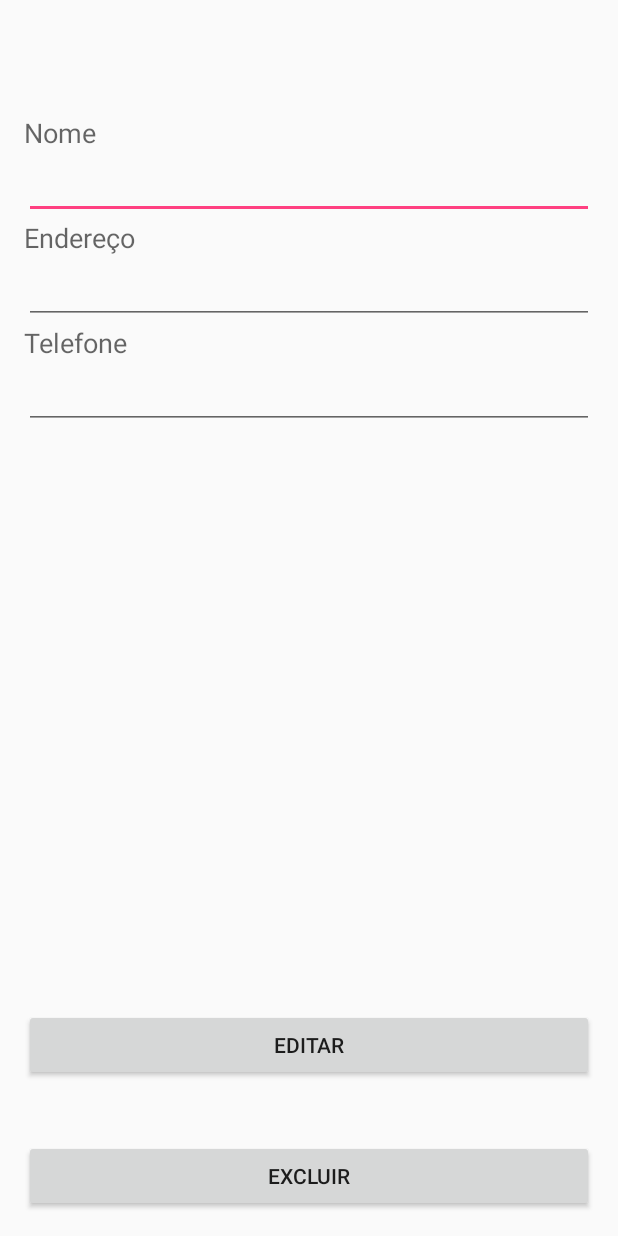
After one commit to gabriellacrystina/Mobile, an Android app: the layout edicao_exclusao_escolas.xml on its own in the app's theme, with its tools: preview values and no code run, on a phone screen of 412 x 824 dp. The commit adds this screen. Run offline under Robolectric (Android 15) with nearby library versions, the phone set to English and light mode, and no system bars.

Commit message:
Mudança no código da listagem de escolas.

```diff
--- a/app/src/main/java/com/example/jeanbruno/prjip/CadastroEscola.java
+++ b/app/src/main/java/com/example/jeanbruno/prjip/CadastroEscola.java
@@ -36,6 +36,10 @@ public class CadastroEscola extends AppCompatActivity {
 
         resultado = daoEscola.inserir(nomeEscolaString, enderecoEscolaString, telefoneEscolaString);
 
+        nomeEscola.setText("");
+        enderecoEscola.setText("");
+        telefoneEscola.setText("");
+
         Toast.makeText(getApplicationContext(), resultado, Toast.LENGTH_SHORT).show();
     }
 }
--- a/app/src/main/res/layout/activity_lista_escolas.xml
+++ b/app/src/main/res/layout/activity_lista_escolas.xml
@@ -32,10 +32,9 @@
         android:longClickable="false"
         android:clickable="true" />
 
-    <ListView android:id="@android:id/list"
+    <ListView android:id="@+id/listView"
         android:layout_width="fill_parent"
         android:layout_height="fill_parent"
-        android:background="#362525"
         android:layout_below="@+id/btnAdicionarEscola" />
 
 </RelativeLayout>
--- /dev/null
+++ b/app/src/main/res/layout/edicao_exclusao_escolas.xml
@@ -0,0 +1,99 @@
+<?xml version="1.0" encoding="utf-8"?>
+<RelativeLayout xmlns:android="http://schemas.android.com/apk/res/android"
+    xmlns:tools="http://schemas.android.com/tools"
+    android:layout_width="match_parent"
+    android:layout_height="match_parent"
+    android:paddingBottom="@dimen/activity_vertical_margin"
+    android:paddingLeft="@dimen/activity_horizontal_margin"
+    android:paddingRight="@dimen/activity_horizontal_margin"
+    android:paddingTop="@dimen/activity_vertical_margin"
+    tools:context="com.example.jeanbruno.prjip.CadastroEscola">
+
+    <TextView
+        android:layout_width="wrap_content"
+        android:layout_height="wrap_content"
+        android:textAppearance="?android:attr/textAppearanceMedium"
+        android:text="Nome"
+        android:layout_alignParentTop="true"
+        android:layout_alignParentLeft="true"
+        android:layout_alignParentStart="true"
+        android:layout_marginTop="60dp"
+        android:id="@+id/textView" />
+
+    <EditText
+        android:layout_width="wrap_content"
+        android:layout_height="wrap_content"
+        android:id="@+id/editText"
+        android:layout_below="@+id/textView"
+        android:layout_alignParentLeft="true"
+        android:layout_alignParentStart="true"
+        android:layout_alignParentRight="true"
+        android:layout_alignParentEnd="true" />
+
+    <TextView
+        android:layout_width="wrap_content"
+        android:layout_height="wrap_content"
+        android:textAppearance="?android:attr/textAppearanceMedium"
+        android:text="Endereço"
+        android:id="@+id/textView2"
+        android:layout_below="@+id/editText"
+        android:layout_alignParentLeft="true"
+        android:layout_alignParentStart="true" />
+
+    <EditText
+        android:layout_width="wrap_content"
+        android:layout_height="wrap_content"
+        android:id="@+id/editText2"
+        android:layout_below="@+id/textView2"
+        android:layout_alignParentLeft="true"
+        android:layout_alignParentStart="true"
+        android:layout_alignParentRight="true"
+        android:layout_alignParentEnd="true" />
+
+    <TextView
+        android:layout_width="wrap_content"
+        android:layout_height="wrap_content"
+        android:textAppearance="?android:attr/textAppearanceMedium"
+        android:text="Telefone"
+        android:id="@+id/textView4"
+        android:layout_below="@+id/editText2"
+        android:layout_alignParentLeft="true"
+        android:layout_alignParentStart="true" />
+
+    <EditText
+        android:layout_width="wrap_content"
+        android:layout_height="wrap_content"
+        android:inputType="phone"
+        android:ems="10"
+        android:id="@+id/editText3"
+        android:layout_below="@+id/textView4"
+        android:layout_alignParentLeft="true"
+        android:layout_alignParentStart="true"
+        android:layout_alignRight="@+id/editText2"
+        android:layout_alignEnd="@+id/editText2" />
+
+    <Button
+        android:layout_width="wrap_content"
+        android:layout_height="wrap_content"
+        android:text="Editar"
+        android:id="@+id/btnEditarEscola"
+        android:onClick="BotaoCadastrarEscola"
+        android:clickable="true"
+        android:layout_marginBottom="39dp"
+        android:layout_above="@+id/btnExcluirEscola"
+        android:layout_alignParentLeft="true"
+        android:layout_alignParentStart="true"
+        android:layout_alignRight="@+id/editText3"
+        android:layout_alignEnd="@+id/editText3" />
+
+    <Button
+        android:layout_width="wrap_content"
+        android:layout_height="wrap_content"
+        android:text="Excluir"
+        android:id="@+id/btnExcluirEscola"
+        android:layout_alignParentBottom="true"
+        android:layout_alignParentLeft="true"
+        android:layout_alignParentStart="true"
+        android:layout_alignRight="@+id/btnEditarEscola"
+        android:layout_alignEnd="@+id/btnEditarEscola" />
+</RelativeLayout>
```
Also changed, not shown: app/src/main/java/BD/DAOEscola.java (+13 -1 lines), app/src/main/java/BD/DataBase.java (+14 -14 lines), app/src/main/java/com/example/jeanbruno/prjip/ListaEscolasActivity.java (+36 -11 lines), app/src/main/res/layout/model_listview_escola.xml (+0 -13 lines).
